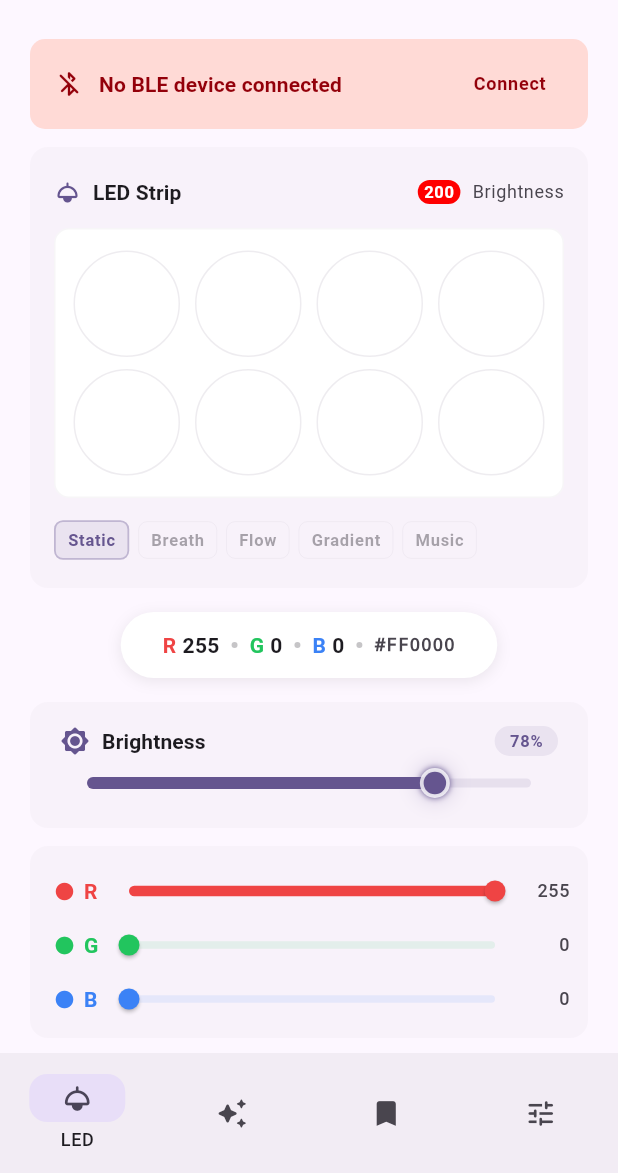
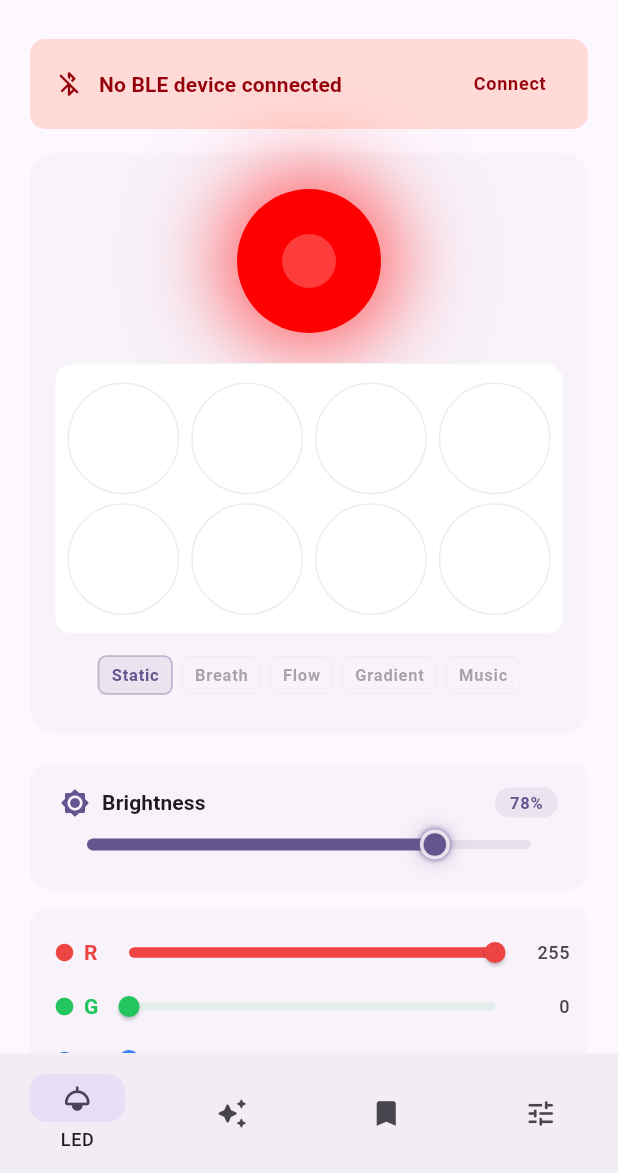
Before and after one commit to DeliciousBuding/fpga-electronic-measurement-labs, a Flutter app: the screen it shows after launch, on a phone screen of 412 x 824 dp, the part 63-1236 px from its top. Run offline on Flutter 3.47's test engine with Material 3 defaults, Android fonts, the light colour scheme and no system bars; drawn by our look-alikes of dynamic_color; our stand-ins replace flutter_blue_plus, flutter_riverpod, logger, shared_preferences; Roboto replaces fonts that are missing (MiSans).

Commit message:
feat(app): product-grade UX — PageView swipe, color orb hero, visual polish
- PageView replaces AnimatedSwitcher: swipe between tabs with bounce physics
- New _ColorHero widget: 96px color orb with dual-layer glow + 8 LED dots
  below, breathing/flow/gradient animations fully synced with FPGA modes
- Removed old _RgbDisplay/_Chip (hex copy is less impactful than visual orb)
- LED dots: increased glow intensity (blurRadius 16, spreadRadius 3)
- Navigation uses animateToPage with easeInOutCubic curve
- All existing functionality preserved (presets, quick actions, effects, scenes)

```diff
--- a/app/lib/pages/main_shell.dart
+++ b/app/lib/pages/main_shell.dart
@@ -17,18 +17,21 @@ class MainShell extends ConsumerStatefulWidget {
   ConsumerState<MainShell> createState() => _MainShellState();
 }
 
-class _MainShellState extends ConsumerState<MainShell> {
+class _MainShellState extends ConsumerState<MainShell> with SingleTickerProviderStateMixin {
+  late final PageController _pageCtrl;
   int _index = 0;
   StreamSubscription<BleEvent>? _bleSub;
 
   @override
   void initState() {
     super.initState();
+    _pageCtrl = PageController();
     WidgetsBinding.instance.addPostFrameCallback((_) => _setupBleListener());
   }
 
   @override
   void dispose() {
+    _pageCtrl.dispose();
     _bleSub?.cancel();
     super.dispose();
   }
@@ -67,19 +70,21 @@ class _MainShellState extends ConsumerState<MainShell> {
     final t = AppLocalizations.of(context)!;
 
     return Scaffold(
-      body: AnimatedSwitcher(
-        duration: const Duration(milliseconds: 250),
-        switchInCurve: Curves.easeOutCubic,
-        switchOutCurve: Curves.easeInCubic,
-        transitionBuilder: (child, animation) => FadeTransition(opacity: animation, child: child),
-        child: _buildTab(_index),
+      body: PageView(
+        controller: _pageCtrl,
+        physics: const BouncingScrollPhysics(),
+        onPageChanged: (i) {
+          ref.read(barVisibilityProvider.notifier).show();
+          setState(() => _index = i);
+        },
+        children: const [_ColorTab(), _EffectTab(), _SceneTab(), SettingsPage()],
       ),
       bottomNavigationBar: ClipRect(
         child: Align(alignment: Alignment.topCenter, heightFactor: visibility,
           child: Opacity(opacity: visibility,
             child: NavigationBar(
               selectedIndex: _index, animationDuration: const Duration(milliseconds: 400),
-              onDestinationSelected: (i) { ref.read(barVisibilityProvider.notifier).show(); setState(() => _index = i); },
+              onDestinationSelected: (i) { ref.read(barVisibilityProvider.notifier).show(); _pageCtrl.animateToPage(i, duration: const Duration(milliseconds: 350), curve: Curves.easeInOutCubic); setState(() => _index = i); },
               indicatorShape: RoundedRectangleBorder(borderRadius: BorderRadius.circular(12)),
               destinations: [
                 NavigationDestination(icon: const Icon(Icons.light_rounded, size: 22), selectedIcon: const Icon(Icons.light_rounded, size: 22), label: t.navLed),
@@ -93,10 +98,6 @@ class _MainShellState extends ConsumerState<MainShell> {
       ),
     );
   }
-
-  Widget _buildTab(int i) => KeyedSubtree(key: ValueKey(i), child: _tabs[i]);
-
-  List<Widget> get _tabs => [const _ColorTab(), const _EffectTab(), const _SceneTab(), const SettingsPage()];
 }
 
 class _BleBanner extends ConsumerWidget {
@@ -165,6 +166,8 @@ int _findPresetIndex(int r, int g, int b) {
   return -1;
 }
 
+// ─── Color Tab ───
+
 class _ColorTab extends ConsumerWidget {
   const _ColorTab();
   @override
@@ -182,11 +185,10 @@ class _ColorTab extends ConsumerWidget {
       body: ListView(padding: EdgeInsets.fromLTRB(20, topPad, 20, 20), children: [
         const SizedBox(height: 4),
         const _BleBanner(),
-        const SizedBox(height: 12),
-        _LedStrip(color: color, mode: s.mode, brightness: s.brightness, cs: cs, t: t),
         const SizedBox(height: 16),
-        _RgbDisplay(r: s.r, g: s.g, b: s.b, cs: cs),
-        const SizedBox(height: 16),
+        // hero: large color orb + LED strip
+        _ColorHero(color: color, mode: s.mode, brightness: s.brightness, cs: cs, t: t),
+        const SizedBox(height: 20),
         _SliderCard(label: t.brightness, icon: Icons.brightness_7_rounded, value: s.brightness.toDouble(), min: 1, max: 255, color: cs.primary,
             onChanged: (v) { final iv = v.round(); ref.read(deviceProvider.notifier).setBrightness(iv); ble.setBrightnessThrottled(iv); }),
         const SizedBox(height: 12),
@@ -204,14 +206,15 @@ class _ColorTab extends ConsumerWidget {
   }
 }
 
-class _LedStrip extends StatefulWidget {
+/// Hero section: large color orb with LED strip dots below.
+class _ColorHero extends StatefulWidget {
   final Color color; final int mode; final int brightness; final ColorScheme cs; final AppLocalizations t;
-  const _LedStrip({required this.color, required this.mode, required this.brightness, required this.cs, required this.t});
+  const _ColorHero({required this.color, required this.mode, required this.brightness, required this.cs, required this.t});
   @override
-  State<_LedStrip> createState() => _LedStripState();
+  State<_ColorHero> createState() => _ColorHeroState();
 }
 
-class _LedStripState extends State<_LedStrip> with SingleTickerProviderStateMixin {
+class _ColorHeroState extends State<_ColorHero> with SingleTickerProviderStateMixin {
   late AnimationController _ticker;
   late Animation<double> _anim;
 
@@ -221,21 +224,18 @@ class _LedStripState extends State<_LedStrip> with SingleTickerProviderStateMixi
     _ticker = AnimationController(vsync: this, duration: const Duration(seconds: 3))..repeat();
     _anim = CurvedAnimation(parent: _ticker, curve: Curves.easeInOut);
   }
-
   @override
   void dispose() { _ticker.dispose(); super.dispose(); }
 
   Color _ledColor(int index, Color base) {
     final bf = widget.brightness / 255.0;
     final c = Color.fromARGB(255, (base.r * bf).round().clamp(0, 255), (base.g * bf).round().clamp(0, 255), (base.b * bf).round().clamp(0, 255));
-
     switch (widget.mode) {
-      case 1: // breath — all LEDs breathe together
-        final v = (_anim.value * 2 * math.pi);
+      case 1:
+        final v = _anim.value * 2 * math.pi;
         final sin = (0.5 + 0.5 * math.sin(v)).clamp(0.0, 1.0);
         return Color.fromARGB(255, (c.r * sin).round(), (c.g * sin).round(), (c.b * sin).round());
-
-      case 2: // flow — single lit LED with soft trail (FPGA: 1 << pos)
+      case 2:
         final t = _anim.value * 8;
         final pos = t % 8;
         final dist = (pos - index).abs();
@@ -243,12 +243,10 @@ class _LedStripState extends State<_LedStrip> with SingleTickerProviderStateMixi
         final minDist = dist < wrapped ? dist : wrapped;
         final f = (1.0 - minDist / 2.5).clamp(0.0, 1.0);
         return Color.fromARGB(255, (c.r * f).round(), (c.g * f).round(), (c.b * f).round());
-
-      case 3: // gradient — all LEDs same rainbow color (FPGA: gradient_engine)
-        final hue = (_anim.value * 360) % 360;
+      case 3:
+        final hue = (_anim.value * 360 + index * 20) % 360;
         return HSVColor.fromAHSV(1.0, hue, 1.0, bf).toColor();
-
-      default: // static
+      default:
         return c;
     }
   }
@@ -256,23 +254,53 @@ class _LedStripState extends State<_LedStrip> with SingleTickerProviderStateMixi
   @override
   Widget build(BuildContext context) {
     final cs = widget.cs;
-    final baseColor = widget.color;
+    final base = widget.color;
+    final bf = widget.brightness / 255.0;
 
     return AnimatedBuilder(
       animation: _anim,
-      builder: (_, __) => Card(
-        shape: RoundedRectangleBorder(borderRadius: BorderRadius.circular(12)),
+      builder: (_, __) {
+        // orb glow intensity for breath/gradient
+        final glowScale = widget.mode == 1
+            ? (0.5 + 0.5 * math.sin(_anim.value * 2 * math.pi))
+            : widget.mode == 3 ? 1.0 : (bf > 0.1 ? 1.0 : 0.0);
+        final orbColor = widget.mode == 3
+            ? HSVColor.fromAHSV(1.0, (_anim.value * 360) % 360, 1.0, bf).toColor()
+            : base;
+
+        return Card(
+          shape: RoundedRectangleBorder(borderRadius: BorderRadius.circular(16)),
           margin: EdgeInsets.zero,
-        child: Padding(padding: const EdgeInsets.fromLTRB(16, 20, 16, 16), child: Column(children: [
-          Row(children: [Icon(Icons.light_rounded, size: 18, color: cs.primary), const SizedBox(width: 8), Text(widget.t.ledStrip, style: Theme.of(context).textTheme.titleSmall?.copyWith(fontWeight: FontWeight.w600, color: cs.onSurface)), const Spacer(), Badge(backgroundColor: baseColor, label: Text('${widget.brightness}', style: Theme.of(context).textTheme.labelSmall?.copyWith(fontWeight: FontWeight.w700, color: Colors.white))), const SizedBox(width: 8), Text(widget.t.brightness, style: Theme.of(context).textTheme.bodySmall?.copyWith(color: cs.onSurfaceVariant))]),
-          const SizedBox(height: 14),
-          Container(padding: const EdgeInsets.symmetric(horizontal: 12, vertical: 14), decoration: BoxDecoration(borderRadius: BorderRadius.circular(10), color: cs.surfaceContainerLowest, border: Border.all(color: cs.outlineVariant.withAlpha(40))), child: Column(children: [
-            Row(spacing: 10, children: List.generate(4, (i) => _LedDot(color: _ledColor(i, baseColor), cs: cs))),
-            const SizedBox(height: 8),
-            Row(spacing: 10, children: List.generate(4, (i) => _LedDot(color: _ledColor(i + 4, baseColor), cs: cs))),
+          child: Padding(padding: const EdgeInsets.symmetric(vertical: 24, horizontal: 16), child: Column(children: [
+            // large color orb
+            Center(child: Container(
+              width: 96, height: 96,
+              decoration: BoxDecoration(
+                shape: BoxShape.circle,
+                color: orbColor,
+                boxShadow: [
+                  BoxShadow(color: orbColor.withAlpha((120 * glowScale).round()), blurRadius: 40, spreadRadius: 8),
+                  BoxShadow(color: orbColor.withAlpha((60 * glowScale).round()), blurRadius: 60, spreadRadius: 16),
+                ],
+              ),
+              child: Center(child: Container(
+                width: 36, height: 36,
+                decoration: BoxDecoration(
+                  shape: BoxShape.circle,
+                  color: Colors.white.withAlpha((60 * glowScale).round()),
+                ),
+              )),
+            )),
+            const SizedBox(height: 20),
+            // LED dots strip
+            Container(padding: const EdgeInsets.symmetric(horizontal: 8, vertical: 12), decoration: BoxDecoration(borderRadius: BorderRadius.circular(12), color: cs.surfaceContainerLowest, border: Border.all(color: cs.outlineVariant.withAlpha(40))), child: Column(children: [
+              Row(spacing: 8, children: List.generate(4, (i) => _LedDot(color: _ledColor(i, base), cs: cs))),
+              const SizedBox(height: 6),
+              Row(spacing: 8, children: List.generate(4, (i) => _LedDot(color: _ledColor(i + 4, base), cs: cs))),
             ])),
             const SizedBox(height: 12),
-          SizedBox(height: 32, child: Row(children: [
+            // mode badges
+            SizedBox(height: 30, child: Row(mainAxisAlignment: MainAxisAlignment.center, children: [
               _ModeBadge(active: widget.mode == 0, label: widget.t.modeStatic, color: cs.primary),
               const SizedBox(width: 6),
               _ModeBadge(active: widget.mode == 1, label: widget.t.modeBreath, color: const Color(0xFF06B6D4)),
@@ -284,7 +312,8 @@ class _LedStripState extends State<_LedStrip> with SingleTickerProviderStateMixi
               _ModeBadge(active: widget.mode == 4, label: widget.t.modeMusic, color: const Color(0xFFEC4899)),
             ])),
           ])),
-      ),
+        );
+      },
     );
   }
 }
@@ -298,14 +327,13 @@ class _LedDot extends StatelessWidget {
     final lit = color.computeLuminance() > 0.06;
     return Expanded(
       child: AspectRatio(aspectRatio: 1,
-        child: AnimatedContainer(duration: const Duration(milliseconds: 400), curve: Curves.easeOutCubic,
+        child: AnimatedContainer(duration: const Duration(milliseconds: 350), curve: Curves.easeOutCubic,
           decoration: BoxDecoration(
             shape: BoxShape.circle,
             color: lit ? color : cs.surfaceContainerLowest,
-            boxShadow: lit ? [BoxShadow(color: color.withAlpha(80), blurRadius: 12, spreadRadius: 2)] : null,
-            border: Border.all(color: lit ? Colors.white.withAlpha(40) : cs.outlineVariant.withAlpha(80), width: lit ? 1.5 : 1),
+            boxShadow: lit ? [BoxShadow(color: color.withAlpha(100), blurRadius: 16, spreadRadius: 3)] : null,
+            border: Border.all(color: lit ? Colors.white.withAlpha(50) : cs.outlineVariant.withAlpha(80), width: lit ? 1.5 : 1),
           ),
-          child: lit ? Center(child: Container(width: 6, height: 6, decoration: BoxDecoration(shape: BoxShape.circle, color: Colors.white.withAlpha(50)))) : null,
         ),
       ),
     );
@@ -317,69 +345,15 @@ class _ModeBadge extends StatelessWidget {
   const _ModeBadge({required this.active, required this.label, required this.color});
   @override
   Widget build(BuildContext context) {
-    final cs = Theme.of(context).colorScheme;
     return AnimatedContainer(duration: const Duration(milliseconds: 300),
       padding: const EdgeInsets.symmetric(horizontal: 8, vertical: 4),
-      decoration: BoxDecoration(borderRadius: BorderRadius.circular(6), color: active ? color.withAlpha(25) : Colors.transparent, border: Border.all(color: active ? color.withAlpha(80) : cs.outlineVariant.withAlpha(60), width: active ? 1.2 : 0.5)),
-      child: Text(label, style: Theme.of(context).textTheme.labelSmall?.copyWith(fontWeight: FontWeight.w600, color: active ? color : cs.onSurfaceVariant.withAlpha(120))),
+      decoration: BoxDecoration(borderRadius: BorderRadius.circular(6), color: active ? color.withAlpha(25) : Colors.transparent, border: Border.all(color: active ? color.withAlpha(80) : Theme.of(context).colorScheme.outlineVariant.withAlpha(60), width: active ? 1.2 : 0.5)),
+      child: Text(label, style: Theme.of(context).textTheme.labelSmall?.copyWith(fontWeight: FontWeight.w600, color: active ? color : Theme.of(context).colorScheme.onSurfaceVariant.withAlpha(120))),
     );
   }
 }
 
-class _RgbDisplay extends StatelessWidget {
-  final int r, g, b; final ColorScheme cs;
-  const _RgbDisplay({required this.r, required this.g, required this.b, required this.cs});
-
-  String get _hex => '#${r.toRadixString(16).padLeft(2, '0')}${g.toRadixString(16).padLeft(2, '0')}${b.toRadixString(16).padLeft(2, '0')}'.toUpperCase();
-
-  @override
-  Widget build(BuildContext context) {
-    final t = AppLocalizations.of(context)!;
-    return Tooltip(
-    message: t.copyHexTooltip(_hex),
-    child: GestureDetector(
-      onTap: () {
-        Clipboard.setData(ClipboardData(text: _hex));
-        HapticFeedback.lightImpact();
-        final t = AppLocalizations.of(context)!;
-        ScaffoldMessenger.of(context).showSnackBar(SnackBar(
-          content: Text(t.hexCopied(_hex)),
-          behavior: SnackBarBehavior.floating,
-          duration: const Duration(seconds: 1),
-        ));
-      },
-      child: Center(
-        child: Container(padding: const EdgeInsets.symmetric(horizontal: 28, vertical: 12),
-          decoration: BoxDecoration(borderRadius: BorderRadius.circular(40), color: cs.surfaceContainerLowest, boxShadow: [BoxShadow(color: cs.shadow.withAlpha(20), blurRadius: 8, offset: const Offset(0, 2))]),
-          child: Row(mainAxisSize: MainAxisSize.min, children: [
-            _Chip(label: 'R', value: r, color: const Color(0xFFEF4444)),
-            Padding(padding: const EdgeInsets.symmetric(horizontal: 8), child: Container(width: 4, height: 4, decoration: BoxDecoration(shape: BoxShape.circle, color: cs.onSurfaceVariant.withAlpha(80)))),
-            _Chip(label: 'G', value: g, color: const Color(0xFF22C55E)),
-            Padding(padding: const EdgeInsets.symmetric(horizontal: 8), child: Container(width: 4, height: 4, decoration: BoxDecoration(shape: BoxShape.circle, color: cs.onSurfaceVariant.withAlpha(80)))),
-            _Chip(label: 'B', value: b, color: const Color(0xFF3B82F6)),
-            Padding(padding: const EdgeInsets.symmetric(horizontal: 8), child: Container(width: 4, height: 4, decoration: BoxDecoration(shape: BoxShape.circle, color: cs.onSurfaceVariant.withAlpha(80)))),
-            Text(_hex, style: Theme.of(context).textTheme.labelMedium?.copyWith(fontWeight: FontWeight.w600, fontFamily: 'monospace', color: cs.onSurfaceVariant)),
-          ]),
-        ),
-      ),
-    ),
-  );
-  }
-}
-
-class _Chip extends StatelessWidget {
-  final String label; final int value; final Color color;
-  const _Chip({required this.label, required this.value, required this.color});
-  @override
-  Widget build(BuildContext context) {
-    final cs = Theme.of(context).colorScheme;
-    return Row(mainAxisSize: MainAxisSize.min, children: [
-      Text(label, style: Theme.of(context).textTheme.titleSmall?.copyWith(fontWeight: FontWeight.w700, color: color)),
-      const SizedBox(width: 4),
-      Text('$value', style: Theme.of(context).textTheme.bodyMedium?.copyWith(fontWeight: FontWeight.w600, color: cs.onSurface)),
-    ]);
-  }
-}
+// ─── Shared Widgets ───
 
 class _SliderCard extends StatelessWidget {
   final String label; final IconData icon; final double value, min, max; final Color color; final ValueChanged<double> onChanged;
@@ -478,25 +452,26 @@ class _QuickActions extends StatelessWidget {
   Widget build(BuildContext context) {
     final cs = Theme.of(context).colorScheme;
     final tt = Theme.of(context).textTheme;
+    final t = AppLocalizations.of(context)!;
     return Card(
       shape: RoundedRectangleBorder(borderRadius: BorderRadius.circular(12)),
       child: Padding(padding: const EdgeInsets.all(16), child: Column(crossAxisAlignment: CrossAxisAlignment.start, children: [
-        Row(children: [Icon(Icons.flash_on_rounded, size: 18, color: cs.primary), const SizedBox(width: 8), Text(AppLocalizations.of(context)!.quickActions, style: tt.titleSmall?.copyWith(fontWeight: FontWeight.w600, color: cs.onSurface))]),
+        Row(children: [Icon(Icons.flash_on_rounded, size: 18, color: cs.primary), const SizedBox(width: 8), Text(t.quickActions, style: tt.titleSmall?.copyWith(fontWeight: FontWeight.w600, color: cs.onSurface))]),
         const SizedBox(height: 14),
         Row(children: [
-          Expanded(child: _actionChip(context, Icons.power_settings_new_rounded, AppLocalizations.of(context)!.actionPowerOff, cs.error, () => onColor(0, 0, 0))),
+          Expanded(child: _actionChip(context, Icons.power_settings_new_rounded, t.actionPowerOff, cs.error, () => onColor(0, 0, 0))),
           const SizedBox(width: 10),
-          Expanded(child: _actionChip(context, Icons.light_mode_rounded, AppLocalizations.of(context)!.actionFullWhite, cs.tertiary, () => onColor(255, 255, 255))),
+          Expanded(child: _actionChip(context, Icons.light_mode_rounded, t.actionFullWhite, cs.tertiary, () => onColor(255, 255, 255))),
           const SizedBox(width: 10),
-          Expanded(child: _actionChip(context, Icons.casino_rounded, AppLocalizations.of(context)!.actionRandom, cs.primary, () => onColor(_rng.nextInt(256), _rng.nextInt(256), _rng.nextInt(256)))),
+          Expanded(child: _actionChip(context, Icons.casino_rounded, t.actionRandom, cs.primary, () => onColor(_rng.nextInt(256), _rng.nextInt(256), _rng.nextInt(256)))),
         ]),
         const SizedBox(height: 10),
         Row(children: [
-          Expanded(child: _actionChip(context, Icons.local_fire_department_rounded, AppLocalizations.of(context)!.actionWarmLight, const Color(0xFFFFB347), () => onColor(255, 179, 71))),
+          Expanded(child: _actionChip(context, Icons.local_fire_department_rounded, t.actionWarmLight, const Color(0xFFFFB347), () => onColor(255, 179, 71))),
           const SizedBox(width: 10),
-          Expanded(child: _actionChip(context, Icons.ac_unit_rounded, AppLocalizations.of(context)!.actionCoolLight, const Color(0xFFB3E5FC), () => onColor(179, 229, 252))),
+          Expanded(child: _actionChip(context, Icons.ac_unit_rounded, t.actionCoolLight, const Color(0xFFB3E5FC), () => onColor(179, 229, 252))),
           const SizedBox(width: 10),
-          Expanded(child: _actionChip(context, Icons.gradient_rounded, AppLocalizations.of(context)!.actionRainbow, const Color(0xFFE879F9), () {
+          Expanded(child: _actionChip(context, Icons.gradient_rounded, t.actionRainbow, const Color(0xFFE879F9), () {
             final hue = (_rng.nextDouble() * 360);
             final c = HSVColor.fromAHSV(1.0, hue, 1.0, 1.0).toColor();
             onColor((c.r * 255).round(), (c.g * 255).round(), (c.b * 255).round());
@@ -522,6 +497,8 @@ class _QuickActions extends StatelessWidget {
     );
   }
 }
+
+// ─── Effect Tab ───
 
 class _EffectTab extends ConsumerWidget {
   const _EffectTab();
@@ -602,11 +579,10 @@ class _EffectPreviewState extends State<_EffectPreview> with SingleTickerProvide
         decoration: BoxDecoration(borderRadius: BorderRadius.circular(10), color: widget.active ? c.withAlpha(30) : widget.cs.surfaceContainerLowest),
         child: Center(child: Row(mainAxisSize: MainAxisSize.min, spacing: 3, children: List.generate(4, (i) {
           final alpha = switch (widget.mode) {
-            0 => 1.0, // static: all lit
-            1 => 0.5 + 0.5 * math.sin(_ctrl.value * 2 * math.pi), // breath
-            2 => () { final pos = _ctrl.value * 4; final d = (pos - i).abs(); return (1.0 - d).clamp(0.2, 1.0); }(), // flow
-            3 => HSVColor.fromAHSV(1.0, (_ctrl.value * 360 + i * 30) % 360, 1.0, 1.0).toColor().withAlpha(255).a.toDouble(), // gradient handled below
-            _ => 0.3,
+            0 => 1.0,
+            1 => 0.5 + 0.5 * math.sin(_ctrl.value * 2 * math.pi),
+            2 => () { final pos = _ctrl.value * 4; final d = (pos - i).abs(); return (1.0 - d).clamp(0.2, 1.0); }(),
+            _ => 1.0,
           };
           final dotColor = widget.mode == 3
               ? HSVColor.fromAHSV(1.0, (_ctrl.value * 360 + i * 30) % 360, 1.0, 1.0).toColor()
@@ -625,6 +601,8 @@ class _EffectPreviewState extends State<_EffectPreview> with SingleTickerProvide
     );
   }
 }
+
+// ─── Scene Tab ───
 
 class _SceneTab extends ConsumerWidget {
   const _SceneTab();
@@ -666,7 +644,7 @@ class _SceneTab extends ConsumerWidget {
               color: saved ? accent.withAlpha(15) : cs.surfaceContainerLow,
               child: InkWell(borderRadius: BorderRadius.circular(14),
                 onTap: () { HapticFeedback.selectionClick(); ble.loadScene(i); Future.delayed(const Duration(milliseconds: 300), () => ble.queryStatus()); },
-                onLongPress: () { HapticFeedback.mediumImpact(); ble.saveScene(i); ref.read(deviceProvider.notifier).markSceneSaved(i); ScaffoldMessenger.of(context).showSnackBar(SnackBar(content: Text(AppLocalizations.of(context)!.sceneSaved(scene.$3)), duration: const Duration(seconds: 1), behavior: SnackBarBehavior.floating)); },
+                onLongPress: () { HapticFeedback.mediumImpact(); ble.saveScene(i); ref.read(deviceProvider.notifier).markSceneSaved(i); ScaffoldMessenger.of(context).showSnackBar(SnackBar(content: Text(t.sceneSaved(scene.$3)), duration: const Duration(seconds: 1), behavior: SnackBarBehavior.floating)); },
                 child: Padding(padding: const EdgeInsets.all(12), child: Column(mainAxisAlignment: MainAxisAlignment.center, children: [
                   Stack(clipBehavior: Clip.none, children: [
                     Container(width: 48, height: 48, decoration: BoxDecoration(borderRadius: BorderRadius.circular(12), gradient: LinearGradient(colors: colors, begin: Alignment.topLeft, end: Alignment.bottomRight)), child: Icon(scene.$1, color: Colors.white.withAlpha(220), size: 24)),
```
Lines whose indentation alone changed are shown as unchanged.
